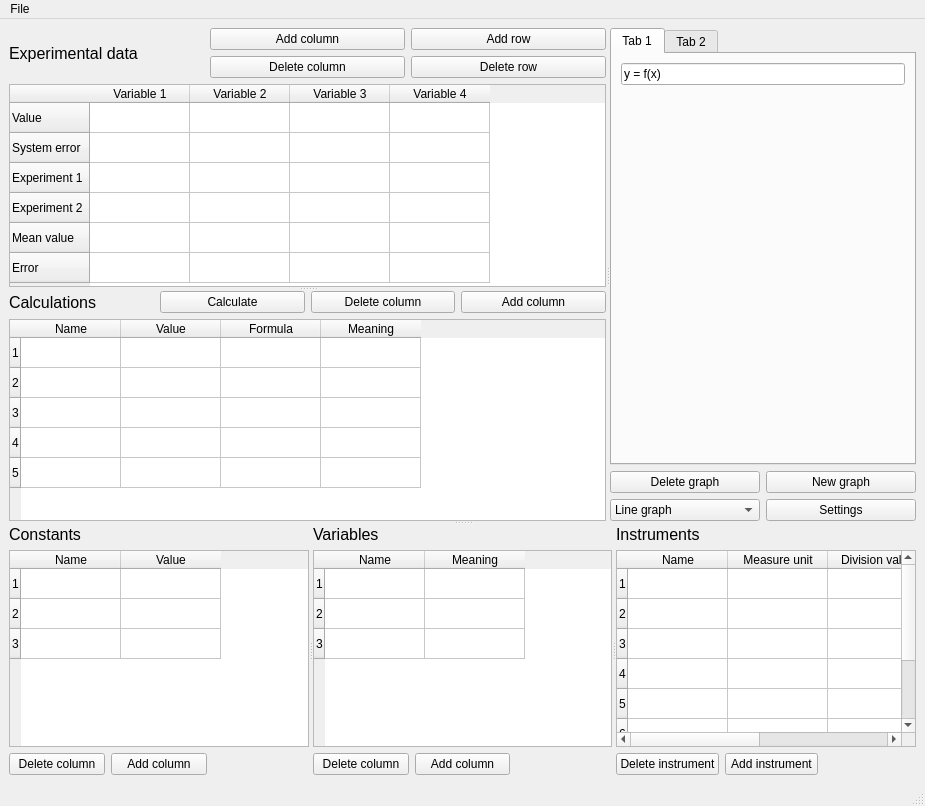
Before: the Qt Designer form mainwindow.ui in Kirikus/Experiments-2026S-CPP, drawn with Qt 5.
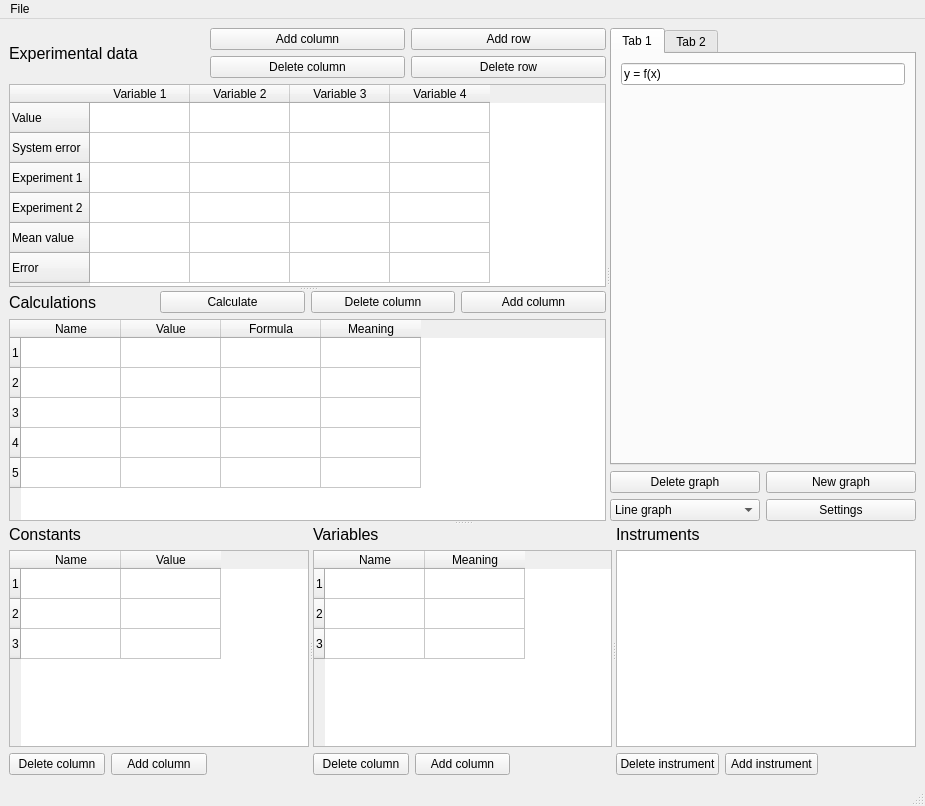
After: the same form once the commit is applied.

Commit message: use QTableView with model and delegate for instruments

What changed in the file:
```diff
--- a/mainwindow.ui
+++ b/mainwindow.ui
@@ -474,67 +474,7 @@
           </widget>
          </item>
          <item row="1" column="0" colspan="3">
-          <widget class="QTableWidget" name="InstrumentsTable">
-           <row>
-            <property name="text">
-             <string>1</string>
-            </property>
-           </row>
-           <row>
-            <property name="text">
-             <string>2</string>
-            </property>
-           </row>
-           <row>
-            <property name="text">
-             <string>3</string>
-            </property>
-           </row>
-           <row>
-            <property name="text">
-             <string>4</string>
-            </property>
-           </row>
-           <row>
-            <property name="text">
-             <string>5</string>
-            </property>
-           </row>
-           <row>
-            <property name="text">
-             <string>6</string>
-            </property>
-           </row>
-           <row>
-            <property name="text">
-             <string>7</string>
-            </property>
-           </row>
-           <row>
-            <property name="text">
-             <string>8</string>
-            </property>
-           </row>
-           <column>
-            <property name="text">
-             <string>Name</string>
-            </property>
-           </column>
-           <column>
-            <property name="text">
-             <string>Measure unit</string>
-            </property>
-           </column>
-           <column>
-            <property name="text">
-             <string>Division value</string>
-            </property>
-           </column>
-           <column>
-            <property name="text">
-             <string>System error</string>
-            </property>
-           </column>
+          <widget class="QTableView" name="InstrumentsTable">
           </widget>
          </item>
         </layout>
```
The commit also changes 2 other files.
